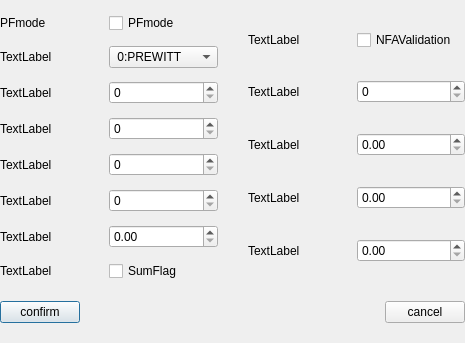
First picture: the form in src/ui/ed_param_dialog.ui, repository crazyBeliever-He/LOWPOLY, before the edit.
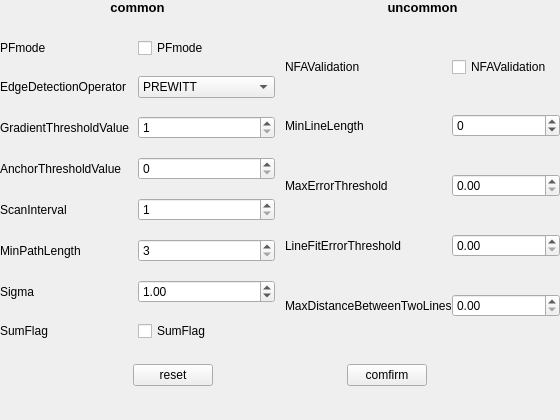
Second picture: the form after the edit.

Commit message: 完善ed_param_dialog窗口

What changed in the file:
```diff
--- a/src/ui/ed_param_dialog.ui
+++ b/src/ui/ed_param_dialog.ui
@@ -6,8 +6,8 @@
    <rect>
     <x>0</x>
     <y>0</y>
-    <width>465</width>
-    <height>343</height>
+    <width>560</width>
+    <height>420</height>
    </rect>
   </property>
   <property name="windowTitle">
@@ -24,70 +24,16 @@
     <number>0</number>
    </property>
    <property name="bottomMargin">
-    <number>20</number>
+    <number>15</number>
    </property>
    <property name="horizontalSpacing">
-    <number>30</number>
+    <number>10</number>
    </property>
    <property name="verticalSpacing">
     <number>5</number>
    </property>
-   <item row="1" column="0" colspan="2">
-    <widget class="QWidget" name="Button" native="true">
-     <property name="sizePolicy">
-      <sizepolicy hsizetype="Preferred" vsizetype="Fixed">
-       <horstretch>0</horstretch>
-       <verstretch>0</verstretch>
-      </sizepolicy>
-     </property>
-     <layout class="QHBoxLayout" name="horizontalLayout">
-      <property name="spacing">
-       <number>0</number>
-      </property>
-      <property name="leftMargin">
-       <number>0</number>
-      </property>
-      <property name="topMargin">
-       <number>0</number>
-      </property>
-      <property name="rightMargin">
-       <number>0</number>
-      </property>
-      <property name="bottomMargin">
-       <number>0</number>
-      </property>
-      <item>
-       <widget class="QPushButton" name="confirmButton">
-        <property name="text">
-         <string>confirm</string>
-        </property>
-       </widget>
-      </item>
-      <item>
-       <spacer name="horizontalSpacer">
-        <property name="orientation">
-         <enum>Qt::Orientation::Horizontal</enum>
-        </property>
-        <property name="sizeHint" stdset="0">
-         <size>
-          <width>40</width>
-          <height>20</height>
-         </size>
-        </property>
-       </spacer>
-      </item>
-      <item>
-       <widget class="QPushButton" name="cancelButton">
-        <property name="text">
-         <string>cancel</string>
-        </property>
-       </widget>
-      </item>
-     </layout>
-    </widget>
-   </item>
-   <item row="0" column="1">
-    <widget class="QWidget" name="Uncommon" native="true">
+   <item row="2" column="1">
+    <widget class="QWidget" name="UncommonWidget" native="true">
      <property name="sizePolicy">
       <sizepolicy hsizetype="Preferred" vsizetype="Preferred">
        <horstretch>0</horstretch>
@@ -110,33 +56,27 @@
       <property name="spacing">
        <number>0</number>
       </property>
+      <item row="3" column="0">
+       <widget class="QLabel" name="label_MaxErrorThreshold">
+        <property name="text">
+         <string>MaxErrorThreshold</string>
+        </property>
+       </widget>
+      </item>
       <item row="2" column="0">
        <widget class="QLabel" name="label_2">
         <property name="text">
-         <string>TextLabel</string>
-        </property>
-       </widget>
-      </item>
-      <item row="2" column="1">
-       <widget class="QSpinBox" name="MinLineLength"/>
-      </item>
-      <item row="3" column="1">
-       <widget class="QDoubleSpinBox" name="MaxErrorThreshold"/>
-      </item>
-      <item row="4" column="0">
-       <widget class="QLabel" name="label_4">
-        <property name="text">
-         <string>TextLabel</string>
+         <string>MinLineLength</string>
         </property>
        </widget>
       </item>
       <item row="4" column="1">
-       <widget class="QDoubleSpinBox" name="LineFitErrorThreshold"/>
-      </item>
-      <item row="3" column="0">
-       <widget class="QLabel" name="label_3">
-        <property name="text">
-         <string>TextLabel</string>
+       <widget class="QDoubleSpinBox" name="LineFitErrorThreshold">
+        <property name="maximum">
+         <double>10.000000000000000</double>
+        </property>
+        <property name="singleStep">
+         <double>0.100000000000000</double>
         </property>
        </widget>
       </item>
@@ -150,25 +90,183 @@
       <item row="1" column="0">
        <widget class="QLabel" name="label">
         <property name="text">
-         <string>TextLabel</string>
+         <string>NFAValidation</string>
         </property>
        </widget>
       </item>
-      <item row="5" column="0">
-       <widget class="QLabel" name="label_5">
+      <item row="2" column="1">
+       <widget class="QSpinBox" name="MinLineLength">
+        <property name="minimum">
+         <number>-1</number>
+        </property>
+        <property name="maximum">
+         <number>2147483647</number>
+        </property>
+       </widget>
+      </item>
+      <item row="4" column="0">
+       <widget class="QLabel" name="label_LineFitErrorThreshold">
         <property name="text">
-         <string>TextLabel</string>
+         <string>LineFitErrorThreshold</string>
         </property>
        </widget>
       </item>
       <item row="5" column="1">
-       <widget class="QDoubleSpinBox" name="MaxDistanceBetweenTwoLines"/>
+       <widget class="QDoubleSpinBox" name="MaxDistanceBetweenTwoLines">
+        <property name="maximum">
+         <double>20.000000000000000</double>
+        </property>
+        <property name="singleStep">
+         <double>0.100000000000000</double>
+        </property>
+       </widget>
+      </item>
+      <item row="5" column="0">
+       <widget class="QLabel" name="label_MaxDistanceBetweenTwoLines">
+        <property name="text">
+         <string>MaxDistanceBetweenTwoLines</string>
+        </property>
+       </widget>
+      </item>
+      <item row="3" column="1">
+       <widget class="QDoubleSpinBox" name="MaxErrorThreshold">
+        <property name="maximum">
+         <double>10.000000000000000</double>
+        </property>
+        <property name="singleStep">
+         <double>0.100000000000000</double>
+        </property>
+       </widget>
+      </item>
+     </layout>
+    </widget>
+   </item>
+   <item row="0" column="1">
+    <widget class="QLabel" name="title_Uncommon">
+     <property name="sizePolicy">
+      <sizepolicy hsizetype="Preferred" vsizetype="Fixed">
+       <horstretch>0</horstretch>
+       <verstretch>0</verstretch>
+      </sizepolicy>
+     </property>
+     <property name="font">
+      <font>
+       <pointsize>10</pointsize>
+       <bold>true</bold>
+      </font>
+     </property>
+     <property name="text">
+      <string>uncommon</string>
+     </property>
+     <property name="alignment">
+      <set>Qt::AlignmentFlag::AlignCenter</set>
+     </property>
+    </widget>
+   </item>
+   <item row="3" column="0" colspan="2">
+    <widget class="QWidget" name="ButtonWidget" native="true">
+     <property name="sizePolicy">
+      <sizepolicy hsizetype="Preferred" vsizetype="Fixed">
+       <horstretch>0</horstretch>
+       <verstretch>0</verstretch>
+      </sizepolicy>
+     </property>
+     <layout class="QHBoxLayout" name="horizontalLayout">
+      <property name="spacing">
+       <number>0</number>
+      </property>
+      <property name="leftMargin">
+       <number>0</number>
+      </property>
+      <property name="topMargin">
+       <number>0</number>
+      </property>
+      <property name="rightMargin">
+       <number>0</number>
+      </property>
+      <property name="bottomMargin">
+       <number>0</number>
+      </property>
+      <item>
+       <spacer name="spacer2_hor">
+        <property name="orientation">
+         <enum>Qt::Orientation::Horizontal</enum>
+        </property>
+        <property name="sizeHint" stdset="0">
+         <size>
+          <width>40</width>
+          <height>20</height>
+         </size>
+        </property>
+       </spacer>
+      </item>
+      <item>
+       <widget class="QPushButton" name="resetButton">
+        <property name="text">
+         <string>reset</string>
+        </property>
+        <property name="autoDefault">
+         <bool>false</bool>
+        </property>
+       </widget>
+      </item>
+      <item>
+       <spacer name="spacer1_hor">
+        <property name="orientation">
+         <enum>Qt::Orientation::Horizontal</enum>
+        </property>
+        <property name="sizeHint" stdset="0">
+         <size>
+          <width>40</width>
+          <height>20</height>
+         </size>
+        </property>
+       </spacer>
+      </item>
+      <item>
+       <widget class="QPushButton" name="confirmButton">
+        <property name="text">
+         <string>comfirm</string>
+        </property>
+        <property name="autoDefault">
+         <bool>false</bool>
+        </property>
+       </widget>
+      </item>
+      <item>
+       <spacer name="spacer3_hor">
+        <property name="orientation">
+         <enum>Qt::Orientation::Horizontal</enum>
+        </property>
+        <property name="sizeHint" stdset="0">
+         <size>
+          <width>40</width>
+          <height>20</height>
+         </size>
+        </property>
+       </spacer>
       </item>
      </layout>
     </widget>
    </item>
    <item row="0" column="0">
-    <widget class="QWidget" name="Common" native="true">
+    <widget class="QLabel" name="title_Common">
+     <property name="font">
+      <font>
+       <pointsize>10</pointsize>
+       <bold>true</bold>
+      </font>
+     </property>
+     <property name="text">
+      <string>common</string>
+     </property>
+     <property name="alignment">
+      <set>Qt::AlignmentFlag::AlignCenter</set>
+     </property>
+    </widget>
+   </item>
+   <item row="2" column="0">
+    <widget class="QWidget" name="CommonWidget" native="true">
      <layout class="QGridLayout" name="gridLayout_3">
       <property name="leftMargin">
        <number>0</number>
@@ -185,50 +283,62 @@
       <property name="spacing">
        <number>0</number>
       </property>
-      <item row="2" column="1">
-       <widget class="QSpinBox" name="GradientThresholdValue"/>
-      </item>
-      <item row="0" column="1">
-       <widget class="QCheckBox" name="PFmode">
+      <item row="3" column="0">
+       <widget class="QLabel" name="label_AnchorThresholdValue">
         <property name="text">
-         <string>PFmode</string>
+         <string>AnchorThresholdValue</string>
         </property>
        </widget>
       </item>
       <item row="3" column="1">
-       <widget class="QSpinBox" name="AnchorThresholdValue"/>
-      </item>
-      <item row="4" column="1">
-       <widget class="QSpinBox" name="ScanInterval"/>
+       <widget class="QSpinBox" name="AnchorThresholdValue">
+        <property name="maximum">
+         <number>2147483647</number>
+        </property>
+       </widget>
       </item>
       <item row="6" column="1">
-       <widget class="QDoubleSpinBox" name="Sigma"/>
+       <widget class="QDoubleSpinBox" name="Sigma">
+        <property name="maximum">
+         <double>10.000000000000000</double>
+        </property>
+        <property name="singleStep">
+         <double>0.100000000000000</double>
+        </property>
+        <property name="value">
+         <double>1.000000000000000</double>
+        </property>
+       </widget>
       </item>
       <item row="5" column="1">
-       <widget class="QSpinBox" name="MinPathLength"/>
+       <widget class="QSpinBox" name="MinPathLength">
+        <property name="minimum">
+         <number>3</number>
+        </property>
+        <property name="maximum">
+         <number>2147483647</number>
+        </property>
+       </widget>
       </item>
-      <item row="1" column="1">
-       <widget class="QComboBox" name="EdgeDetectionOperator">
-        <item>
-         <property name="text">
-          <string> 0:PREWITT</string>
-         </property>
-        </item>
-        <item>
-         <property name="text">
-          <string>1:SOBEL</string>
-         </property>
-        </item>
-        <item>
-         <property name="text">
-          <string>2:SCHARR</string>
-         </property>
-        </item>
-        <item>
-         <property name="text">
-          <string>3:LSD</string>
-         </property>
-        </item>
+      <item row="7" column="0">
+       <widget class="QLabel" name="label_SumFlag">
+        <property name="text">
+         <string>SumFlag</string>
+        </property>
+       </widget>
+      </item>
+      <item row="6" column="0">
+       <widget class="QLabel" name="label_Sigma">
+        <property name="text">
+         <string>Sigma</string>
+        </property>
+       </widget>
+      </item>
+      <item row="1" column="0">
+       <widget class="QLabel" name="label_EdgeDetectionOperator">
+        <property name="text">
+         <string>EdgeDetectionOperator</string>
+        </property>
        </widget>
       </item>
       <item row="7" column="1">
@@ -238,6 +348,20 @@
         </property>
        </widget>
       </item>
+      <item row="4" column="0">
+       <widget class="QLabel" name="label_ScanInterval">
+        <property name="text">
+         <string>ScanInterval</string>
+        </property>
+       </widget>
+      </item>
+      <item row="0" column="1">
+       <widget class="QCheckBox" name="PFmode">
+        <property name="text">
+         <string>PFmode</string>
+        </property>
+       </widget>
+      </item>
       <item row="0" column="0">
        <widget class="QLabel" name="label_PFmode">
         <property name="text">
@@ -245,58 +369,80 @@
         </property>
        </widget>
       </item>
-      <item row="1" column="0">
-       <widget class="QLabel" name="label_7">
-        <property name="text">
-         <string>TextLabel</string>
-        </property>
-       </widget>
-      </item>
-      <item row="2" column="0">
-       <widget class="QLabel" name="label_8">
-        <property name="text">
-         <string>TextLabel</string>
-        </property>
-       </widget>
-      </item>
-      <item row="3" column="0">
-       <widget class="QLabel" name="label_9">
-        <property name="text">
-         <string>TextLabel</string>
-        </property>
-       </widget>
-      </item>
-      <item row="4" column="0">
-       <widget class="QLabel" name="label_10">
-        <property name="text">
-         <string>TextLabel</string>
-        </property>
+      <item row="1" column="1">
+       <widget class="QComboBox" name="EdgeDetectionOperator">
+        <item>
+         <property name="text">
+          <string>PREWITT</string>
+         </property>
+        </item>
+        <item>
+         <property name="text">
+          <string>SOBEL</string>
+         </property>
+        </item>
+        <item>
+         <property name="text">
+          <string>SCHARR</string>
+         </property>
+        </item>
+        <item>
+         <property name="text">
+          <string>LSD</string>
+         </property>
+        </item>
        </widget>
       </item>
       <item row="5" column="0">
        <widget class="QLabel" name="label_11">
         <property name="text">
-         <string>TextLabel</string>
+         <string>MinPathLength</string>
         </property>
        </widget>
       </item>
-      <item row="6" column="0">
-       <widget class="QLabel" name="label_12">
-        <property name="text">
-         <string>TextLabel</string>
+      <item row="2" column="1">
+       <widget class="QSpinBox" name="GradientThresholdValue">
+        <property name="minimum">
+         <number>1</number>
         </property>
+        <property name="maximum">
+         <number>2147483647</number>
+        </property>
        </widget>
       </item>
-      <item row="7" column="0">
-       <widget class="QLabel" name="label_13">
+      <item row="4" column="1">
+       <widget class="QSpinBox" name="ScanInterval">
+        <property name="minimum">
+         <number>1</number>
+        </property>
+        <property name="maximum">
+         <number>2147483647</number>
+        </property>
+       </widget>
+      </item>
+      <item row="2" column="0">
+       <widget class="QLabel" name="label_GradientThresholdValue">
         <property name="text">
-         <string>TextLabel</string>
+         <string>GradientThresholdValue</string>
         </property>
        </widget>
       </item>
      </layout>
     </widget>
    </item>
+   <item row="4" column="0">
+    <widget class="QLabel" name="label_Status">
+     <property name="sizePolicy">
+      <sizepolicy hsizetype="Preferred" vsizetype="Fixed">
+       <horstretch>0</horstretch>
+       <verstretch>0</verstretch>
+      </sizepolicy>
+     </property>
+     <property name="text">
+      <string/>
+     </property>
+    </widget>
+   </item>
   </layout>
  </widget>
  <resources/>
```
Left out of the diff: 6 changed lines with no effect on the pictures. The commit also changes 10 other files.
